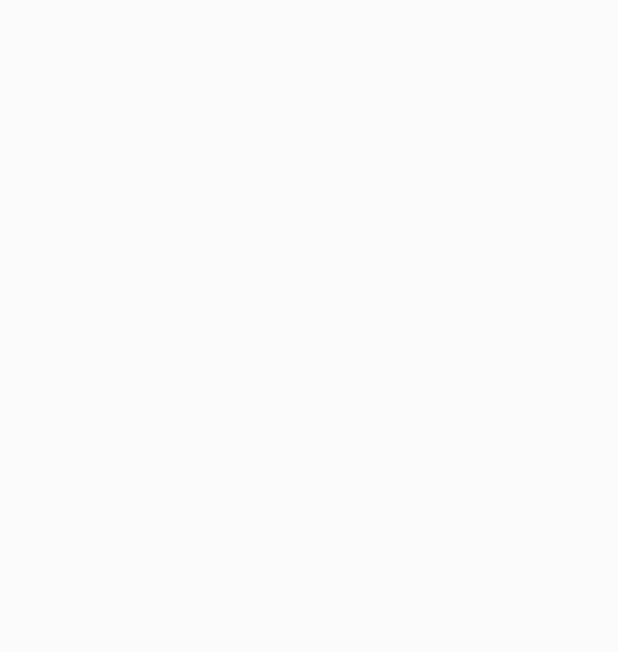
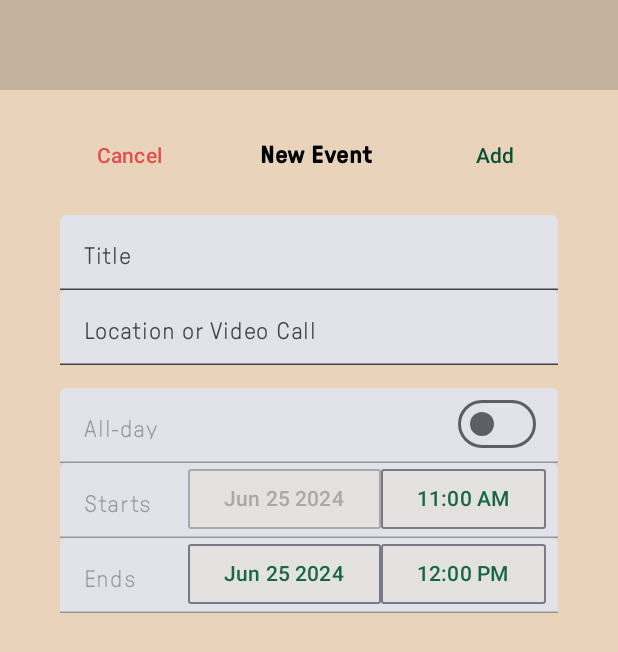
Before and after one commit to Omaro-IB/nofusscalendar-android-project, an Android app built with Jetpack Compose: the NewEvent screen opened directly, with no data from a screen before it, on a phone screen of 412 x 824 dp. Before the commit the part shown is empty. Shown: the top 652 px of the screen. Run offline under Robolectric (Android 15) with nearby library versions, the phone set to English and light mode, and no system bars.

Commit message:
created new event activity

```diff
--- a/NoFussCalendar/app/src/main/java/com/example/nofusscalendar/NewEvent.kt
+++ b/NoFussCalendar/app/src/main/java/com/example/nofusscalendar/NewEvent.kt
@@ -1,14 +1,45 @@
 package com.example.nofusscalendar
+import DTUtils
+import android.app.DatePickerDialog
+import android.app.TimePickerDialog
 import android.os.Bundle
+import android.widget.DatePicker
+import android.widget.TimePicker
 import androidx.activity.ComponentActivity
 import androidx.activity.compose.setContent
 import androidx.activity.enableEdgeToEdge
+import androidx.compose.foundation.BorderStroke
+import androidx.compose.foundation.background
+import androidx.compose.foundation.layout.Arrangement
+import androidx.compose.foundation.layout.Box
 import androidx.compose.foundation.layout.Column
-import androidx.compose.material3.Surface
+import androidx.compose.foundation.layout.Row
+import androidx.compose.foundation.layout.Spacer
+import androidx.compose.foundation.layout.fillMaxHeight
+import androidx.compose.foundation.layout.fillMaxWidth
+import androidx.compose.foundation.layout.height
+import androidx.compose.foundation.layout.offset
+import androidx.compose.foundation.layout.padding
+import androidx.compose.foundation.layout.width
+import androidx.compose.foundation.shape.RoundedCornerShape
+import androidx.compose.material3.ButtonDefaults
+import androidx.compose.material3.OutlinedButton
+import androidx.compose.material3.Switch
+import androidx.compose.material3.Text
+import androidx.compose.material3.TextButton
+import androidx.compose.material3.TextField
 import androidx.compose.runtime.Composable
+import androidx.compose.runtime.getValue
+import androidx.compose.runtime.mutableStateOf
+import androidx.compose.runtime.remember
+import androidx.compose.runtime.setValue
+import androidx.compose.ui.Alignment
 import androidx.compose.ui.Modifier
+import androidx.compose.ui.draw.alpha
+import androidx.compose.ui.platform.LocalContext
 import androidx.compose.ui.res.colorResource
-import androidx.compose.ui.tooling.preview.Preview
+import androidx.compose.ui.text.font.FontWeight
+import androidx.compose.ui.unit.dp
 import com.example.nofusscalendar.ui.theme.NoFussCalendarTheme
 
 class NewEvent : ComponentActivity() {
@@ -17,15 +48,122 @@ class NewEvent : ComponentActivity() {
         enableEdgeToEdge()
         setContent {
             NoFussCalendarTheme {
-                NewEventApp()
+                Column {
+                    Spacer(modifier= Modifier
+                        .height(60.dp)
+                        .fillMaxWidth()
+                        .background(colorResource(R.color.beigedark)))
+                    EventDialog(modifier = Modifier
+                        .fillMaxHeight()
+                        .fillMaxWidth()
+                        .background(colorResource(R.color.beige)),
+                        2024, 6, 25)  // TODO: Update day based on selected day
+                }
             }
         }
     }
 }
 
+@Composable
+fun EventDialog(modifier: Modifier = Modifier, startYear: Int, startMonth: Int, startDay: Int) {
+    // Fetching the Local Context
+    val mContext = LocalContext.current
 
-@Preview
-@Composable
-fun NewEventApp(modifier: Modifier = Modifier) {
-    Surface(color = colorResource(R.color.whitehighlight)) { Column(modifier = modifier) {} }
+    // States
+    // End Date
+    val endYear = remember { mutableStateOf(startYear) }
+    val endMonth = remember { mutableStateOf(startMonth) }
+    val endDay = remember { mutableStateOf(startDay) }
+    val endHour = remember { mutableStateOf(12) }
+    val endMinute = remember { mutableStateOf(0) }
+    // Start Date
+    val startHour = remember { mutableStateOf(11) }
+    val startMinute = remember { mutableStateOf(0) }
+    // Event info
+    var title by remember { mutableStateOf("") }
+    var location by remember { mutableStateOf("") }
+    var allDay by remember { mutableStateOf(false) }
+
+    val dateTimeAlpha = if (allDay) 0f else 1f
+
+    // Declaring DatePickerDialog and setting -- end date
+    val mDatePickerDialogEnd = DatePickerDialog(
+        mContext,
+        { _: DatePicker, mYear: Int, mMonth: Int, mDayOfMonth: Int ->
+            endYear.value = mYear
+            endMonth.value = mMonth + 1
+            endDay.value = mDayOfMonth
+        }, startYear, startMonth-1, startDay
+    )
+
+    // Declaring DatePickerDialog and setting -- end time
+    val mTimePickerDialogEnd = TimePickerDialog(
+        mContext,
+        { _: TimePicker, mHour: Int, mMinute: Int ->
+            endHour.value = mHour
+            endMinute.value = mMinute
+        }, endHour.value, endMinute.value, true
+    )
+
+    // Declaring DatePickerDialog and setting -- start time
+    val mTimePickerDialogStart = TimePickerDialog(
+        mContext,
+        { _: TimePicker, mHour: Int, mMinute: Int ->
+            startHour.value = mHour
+            startMinute.value = mMinute
+        }, startHour.value, startMinute.value, true
+    )
+
+    // Add text fields for consistency
+    val textFieldModifier = Modifier
+        .fillMaxWidth()
+        .padding(horizontal = 40.dp)
+        .height(50.dp)
+
+    Column (modifier = modifier, horizontalAlignment = Alignment.CenterHorizontally) {
+        Spacer(modifier = Modifier.height(20.dp))
+        Row(modifier = Modifier.fillMaxWidth(), horizontalArrangement = Arrangement.SpaceEvenly, verticalAlignment = Alignment.CenterVertically) {
+            TextButton(
+                onClick = { /* TODO: exit activity */ }
+            ) {
+                Text("Cancel", color = colorResource(R.color.buttonred))
+            }
+            Text("New Event", fontWeight = FontWeight.Bold)
+            TextButton(
+                onClick = { /* TODO: exit activity */ }
+            ) {
+                Text("Add", color = colorResource(R.color.buttongreen))
+            }
+        }
+        Spacer(modifier = Modifier.height(15.dp))
+        TextField(value = title, onValueChange = { title = it }, placeholder = { Text("Title") }, modifier = textFieldModifier)
+        TextField(value = location, onValueChange = { location = it }, placeholder = { Text("Location or Video Call") }, modifier = textFieldModifier)
+        Spacer(modifier = Modifier.height(15.dp))
+        Box {
+            TextField(value = "All-day", onValueChange = {}, enabled = false, singleLine = true, modifier = textFieldModifier)
+            Switch(checked = allDay, onCheckedChange = { allDay = it }, modifier = Modifier.offset(305.dp))
+        }
+        Box(modifier = Modifier.alpha(dateTimeAlpha)) {
+            TextField(value = "Starts", onValueChange = {}, enabled = false, singleLine = true, modifier = textFieldModifier)
+            Row(modifier = Modifier.offset(125.dp)){
+                OutlinedButton(onClick = { }, shape = RoundedCornerShape(5), colors = ButtonDefaults.buttonColors(containerColor = colorResource(R.color.textfield)), border = BorderStroke(1.dp, colorResource(R.color.textfielddisabled))){
+                    Text("${DTUtils.monthIntToStr(startMonth, short = true)} $startDay $startYear", color = colorResource(R.color.textfielddisabled))
+                }
+                OutlinedButton(onClick = { mTimePickerDialogStart.show() }, shape = RoundedCornerShape(5), colors = ButtonDefaults.buttonColors(containerColor = colorResource(R.color.textfield)), modifier = Modifier.width(110.dp)){
+                    Text(DTUtils.timeToStr(startHour.value, startMinute.value), color = colorResource(R.color.buttongreengradient))
+                }
+            }
+        }
+        Box(modifier = Modifier.alpha(dateTimeAlpha)) {
+            TextField(value = "Ends", onValueChange = {}, enabled = false, singleLine = true, modifier = textFieldModifier)
+            Row(modifier = Modifier.offset(125.dp)){
+                OutlinedButton(onClick = { mDatePickerDialogEnd.show() }, shape = RoundedCornerShape(5), colors = ButtonDefaults.buttonColors(containerColor = colorResource(R.color.textfield))){
+                    Text("${DTUtils.monthIntToStr(endMonth.value, short = true)} ${endDay.value} ${endYear.value}", color = colorResource(R.color.buttongreengradient))
+                }
+                OutlinedButton(onClick = { mTimePickerDialogEnd.show() }, shape = RoundedCornerShape(5), colors = ButtonDefaults.buttonColors(containerColor = colorResource(R.color.textfield)), modifier = Modifier.width(110.dp)){
+                    Text(DTUtils.timeToStr(endHour.value, endMinute.value), color = colorResource(R.color.buttongreengradient))
+                }
+            }
+        }
+    }
 }
--- a/NoFussCalendar/app/src/main/res/values/colors.xml
+++ b/NoFussCalendar/app/src/main/res/values/colors.xml
@@ -10,4 +10,8 @@
     <color name="beigedark">#c3b19e</color>
     <color name="pinkbeige">#ecddd8</color>
     <color name="whitehighlight">#f9f1e8</color>
+    <color name="greydef">#383838</color>
+    <color name="textfield">#E3E2E1</color>
+    <color name="textfielddisabled">#A9A9A9</color>
+    <color name="buttonred">#E24F4D</color>
 </resources>
```
Also changed, not shown: NoFussCalendar/app/src/main/java/DTUtils.kt (+57 -1 lines), NoFussCalendar/app/src/main/java/com/example/nofusscalendar/MainActivity.kt (+33 -15 lines).
